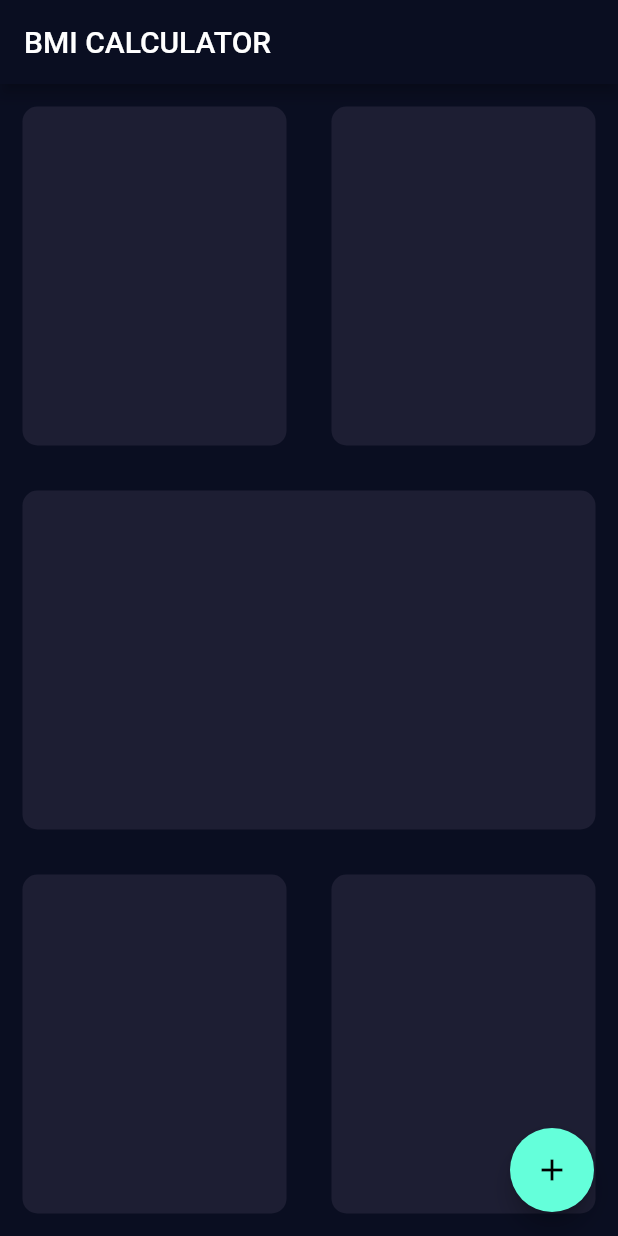
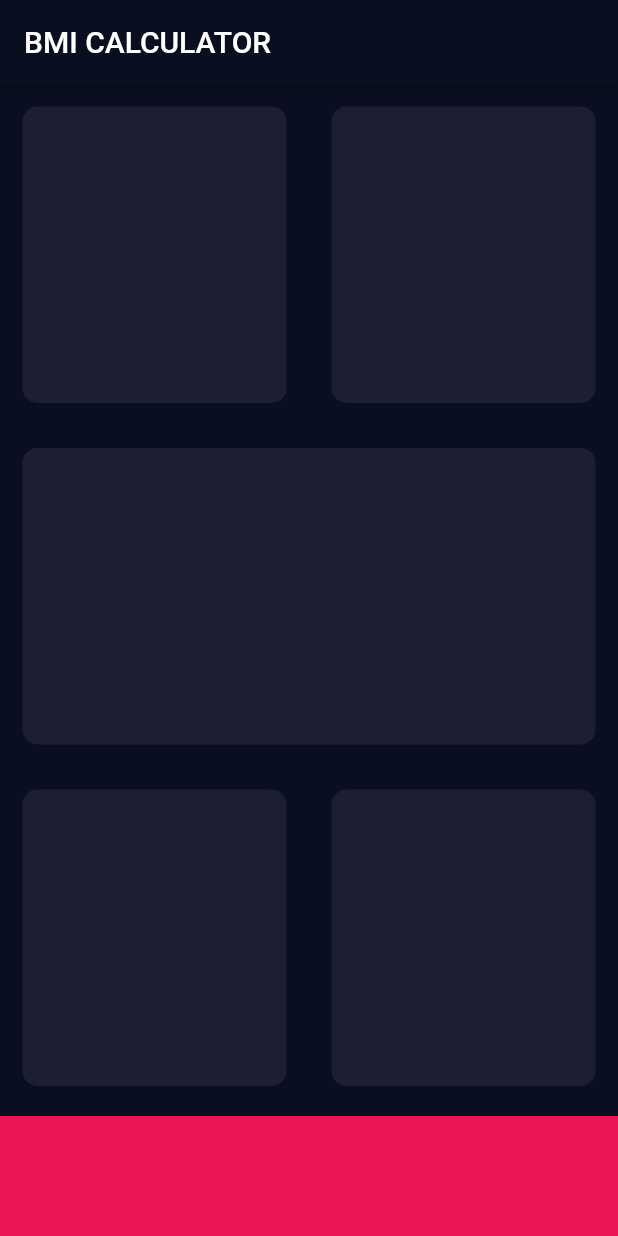
Before and after one commit to londonappbrewery/bmi-calculator-flutter, a Flutter app: the screen it shows after launch, on a phone screen of 412 x 824 dp. Run offline on Flutter 3.47's test engine with Material 2 defaults, Android fonts, the phone set to English and light mode, and no system bars.

Commit message:
changed color values from hardcoded ones to const values at the top

```diff
--- a/lib/pages/InputPage.dart
+++ b/lib/pages/InputPage.dart
@@ -1,5 +1,9 @@
 import 'package:flutter/material.dart';
 import '../widgetBuilder/darkContainer.dart';
+
+const bottomContainerHeight = 80.0;
+const activeCardColor = Color(0xFF1D1E33);
+const bottomContainerColor = Color(0xFFEB1555);
 
 class InputPage extends StatefulWidget {
   @override
@@ -18,8 +22,8 @@ class _InputPageState extends State<InputPage> {
           Expanded(
             child: Row(
               children: [
-                new DarkContainer(color: Color(0xFF1D1E33)),
-                new DarkContainer(color: Color(0xFF1D1E33))
+                new DarkContainer(color: activeCardColor),
+                new DarkContainer(color: activeCardColor)
               ],
             ),
           ),
@@ -27,7 +31,7 @@ class _InputPageState extends State<InputPage> {
             child: Row(
               mainAxisAlignment: MainAxisAlignment.center,
               children: [
-                new DarkContainer(color: Color(0xFF1D1E33))
+                new DarkContainer(color: activeCardColor)
                 // change the DarkContainer width and height to have percentage sizes
                 // Solve this instead of using fixed sizes I had to use Expanded widgets
               ],
@@ -36,16 +40,19 @@ class _InputPageState extends State<InputPage> {
           Expanded(
             child: Row(
               children: [
-                new DarkContainer(color: Color(0xFF1D1E33)),
-                new DarkContainer(color: Color(0xFF1D1E33))
+                new DarkContainer(color: activeCardColor),
+                new DarkContainer(color: activeCardColor)
               ],
             ),
           ),
+          Container(
+              width: double.infinity,
+              height: bottomContainerHeight,
+              margin: EdgeInsets.only(top: 5.0),
+              decoration: BoxDecoration(
+                color: bottomContainerColor,
+              )),
         ],
-      ),
-      floatingActionButton: FloatingActionButton(
-        onPressed: () {},
-        child: Icon(Icons.add),
       ),
     );
   }
```
